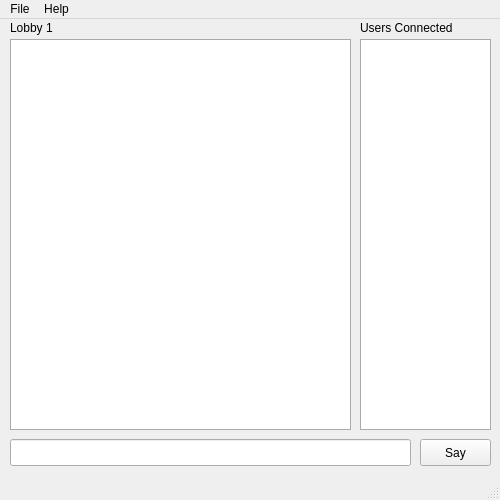
First picture: the form in mainwindow.ui, repository pk400/tiny-chat-client, before the edit.
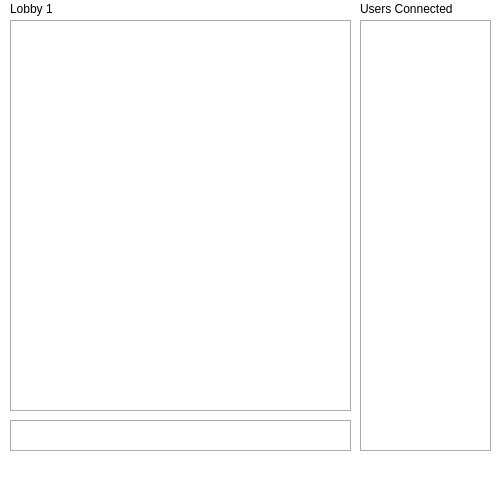
Second picture: the form after the edit.

Commit message: Removed the Say button

The edit to the form file:
```diff
--- a/mainwindow.ui
+++ b/mainwindow.ui
@@ -34,6 +34,9 @@
   <property name="windowTitle">
    <string>Tiny Chat Client</string>
   </property>
+  <property name="styleSheet">
+   <string notr="true">background: #fff;</string>
+  </property>
   <property name="tabShape">
    <enum>QTabWidget::Rounded</enum>
   </property>
@@ -75,22 +78,13 @@
      <rect>
       <x>10</x>
       <y>420</y>
-      <width>401</width>
-      <height>27</height>
+      <width>341</width>
+      <height>31</height>
      </rect>
     </property>
-   </widget>
-   <widget class="QPushButton" name="chatbutton">
-    <property name="geometry">
-     <rect>
-      <x>420</x>
-      <y>420</y>
-      <width>71</width>
-      <height>27</height>
-     </rect>
-    </property>
-    <property name="text">
-     <string>Say</string>
+    <property name="styleSheet">
+     <string notr="true">border-radius: none;
+border: 1px solid #aaa;</string>
     </property>
    </widget>
    <widget class="QLabel" name="usersconnectedlabel">
@@ -125,7 +119,7 @@
       <x>360</x>
       <y>20</y>
       <width>131</width>
-      <height>391</height>
+      <height>431</height>
      </rect>
     </property>
     <property name="styleSheet">
@@ -133,29 +127,6 @@
     </property>
    </widget>
   </widget>
-  <widget class="QMenuBar" name="menuBar">
-   <property name="geometry">
-    <rect>
-     <x>0</x>
-     <y>0</y>
-     <width>500</width>
-     <height>27</height>
-    </rect>
-   </property>
-   <widget class="QMenu" name="menuSimple_Communications_Link">
-    <property name="title">
-     <string>File</string>
-    </property>
-    <addaction name="actionQuit"/>
-   </widget>
-   <widget class="QMenu" name="menuHelp">
-    <property name="title">
-     <string>Help</string>
-    </property>
-   </widget>
-   <addaction name="menuSimple_Communications_Link"/>
-   <addaction name="menuHelp"/>
-  </widget>
   <widget class="QStatusBar" name="statusBar"/>
   <action name="actionQuit">
    <property name="text">
```
Left out of the diff: 19 changed lines with no effect on the pictures. The commit also changes 3 other files.
